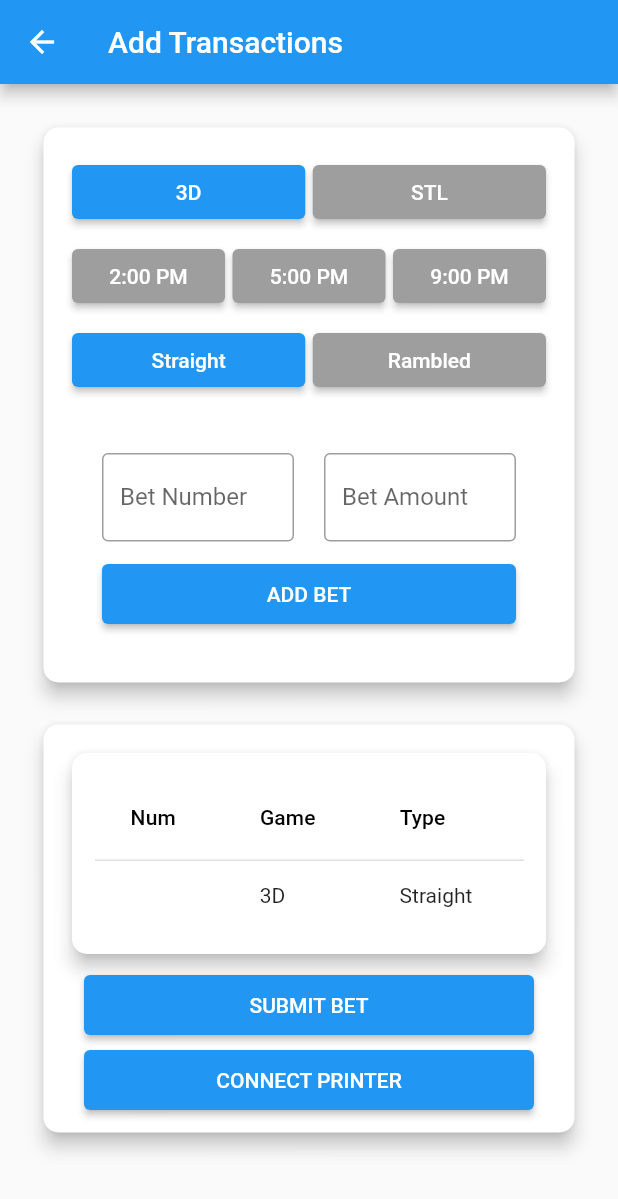
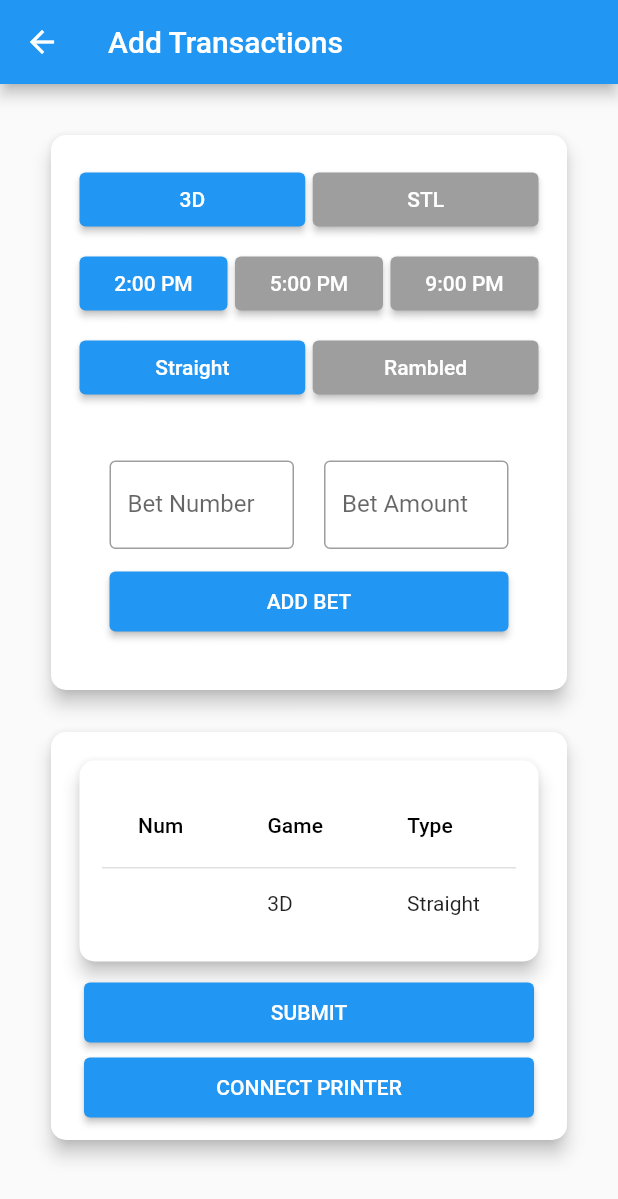
Before and after one commit to Tensa11/Lottery, a Flutter app: the AddTick screen opened directly, after a tap on "ADD BET", on a phone screen of 412 x 824 dp. Shown: the top 1199 px of the screen. Run offline on Flutter 3.47's test engine with Material 2 defaults, Android fonts, the phone set to English and light mode, and no system bars; our stand-ins replace animated_splash_screen, fl_chart, google_fonts, lottie; network calls fail.

Commit message:
Submit Button

```diff
--- a/lib/Add.dart
+++ b/lib/Add.dart
@@ -1,5 +1,7 @@
 import 'package:flutter/material.dart';
 import 'package:flutter/services.dart';
+
+import 'Trans.dart';
 
 class AddTick extends StatefulWidget {
   const AddTick({Key? key}) : super(key: key);
@@ -10,11 +12,12 @@ class AddTick extends StatefulWidget {
 
 class _AddTickState extends State<AddTick> {
   String selectedGame = '3D'; // Initialize with a default game selection
-  String selectedTiming = '2PM'; // Initialize with a default timing selection
-  String selectedType =
-      'Straight'; // Initialize with a default timing selection
+  String selectedTiming = '2:00 PM'; // Initialize with a default timing selection
+  String selectedType = 'Straight'; // Initialize with a default timing selection
   TextEditingController betNumberController = TextEditingController();
   TextEditingController betAmountController = TextEditingController();
+
+  List<DataRow> betDataRows = []; // List to store data rows
 
   @override
   void dispose() {
@@ -41,7 +44,7 @@ class _AddTickState extends State<AddTick> {
       ),
       body: SingleChildScrollView(
         child: Container(
-          padding: const EdgeInsets.all(25),
+          padding: const EdgeInsets.all(30),
           child: Column(
             children: [
               Card(
@@ -210,8 +213,8 @@ class _AddTickState extends State<AddTick> {
                                     child: TextField(
                                       controller: betAmountController,
                                       keyboardType:
-                                          const TextInputType.numberWithOptions(
-                                              decimal: true),
+                                      const TextInputType.numberWithOptions(
+                                          decimal: true),
                                       decoration: const InputDecoration(
                                         labelText: 'Bet Amount',
                                         border: OutlineInputBorder(),
@@ -226,7 +229,7 @@ class _AddTickState extends State<AddTick> {
                                 height: 40.0,
                                 child: ElevatedButton(
                                   onPressed: () {
-                                    // Add logic to confirm the bet
+                                    _addBet(); // Call method to add bet
                                   },
                                   child: const Text('ADD BET'),
                                 ),
@@ -268,15 +271,7 @@ class _AddTickState extends State<AddTick> {
                                 DataColumn(label: Text('Time')),
                                 DataColumn(label: Text('Amount')),
                               ],
-                              rows: [
-                                DataRow(cells: [
-                                  DataCell(Text(betNumberController.text)),
-                                  DataCell(Text(selectedGame)),
-                                  DataCell(Text(selectedType)),
-                                  DataCell(Text(selectedTiming)),
-                                  DataCell(Text(betAmountController.text)),
-                                ]),
-                              ],
+                              rows: betDataRows,
                             ),
                           ),
                         ),
@@ -287,9 +282,14 @@ class _AddTickState extends State<AddTick> {
                         height: 40.0,
                         child: ElevatedButton(
                           onPressed: () {
-                            // Add logic to confirm the bet
+                            Navigator.push(
+                              context,
+                              MaterialPageRoute(
+                                builder: (context) => TransactionHistoryPage(transactionData: betDataRows),
+                              ),
+                            );
                           },
-                          child: const Text('SUBMIT BET'),
+                          child: Text('SUBMIT'),
                         ),
                       ),
                       const SizedBox(height: 10),
@@ -298,7 +298,7 @@ class _AddTickState extends State<AddTick> {
                         height: 40.0,
                         child: ElevatedButton(
                           onPressed: () {
-                            // Add logic to confirm the bet
+                            // Add logic to connect to printer
                           },
                           child: const Text('CONNECT PRINTER'),
                         ),
@@ -313,6 +313,24 @@ class _AddTickState extends State<AddTick> {
       ),
     );
   }
+
+  // Method to add the selected and input data to the table
+  void _addBet() {
+    setState(() {
+      betDataRows.add(
+        DataRow(cells: [
+          DataCell(Text(betNumberController.text)),
+          DataCell(Text(selectedGame)),
+          DataCell(Text(selectedType)),
+          DataCell(Text(selectedTiming)),
+          DataCell(Text(betAmountController.text)),
+        ]),
+      );
+    });
+    // Clear text fields after adding bet
+    betNumberController.clear();
+    betAmountController.clear();
+  }
 }
 
 class _BetNumberInputFormatter extends TextInputFormatter {
@@ -320,7 +338,7 @@ class _BetNumberInputFormatter extends TextInputFormatter {
   TextEditingValue formatEditUpdate(
       TextEditingValue oldValue, TextEditingValue newValue) {
     final String formattedText =
-        newValue.text.replaceAll(RegExp(r'[^0-9]'), '').split('').join('-');
+    newValue.text.replaceAll(RegExp(r'[^0-9]'), '').split('').join('-');
     return TextEditingValue(
       text: formattedText,
       selection: TextSelection.collapsed(offset: formattedText.length),
```
Also changed, not shown: lib/Trans.dart (added, +49 -0 lines).
